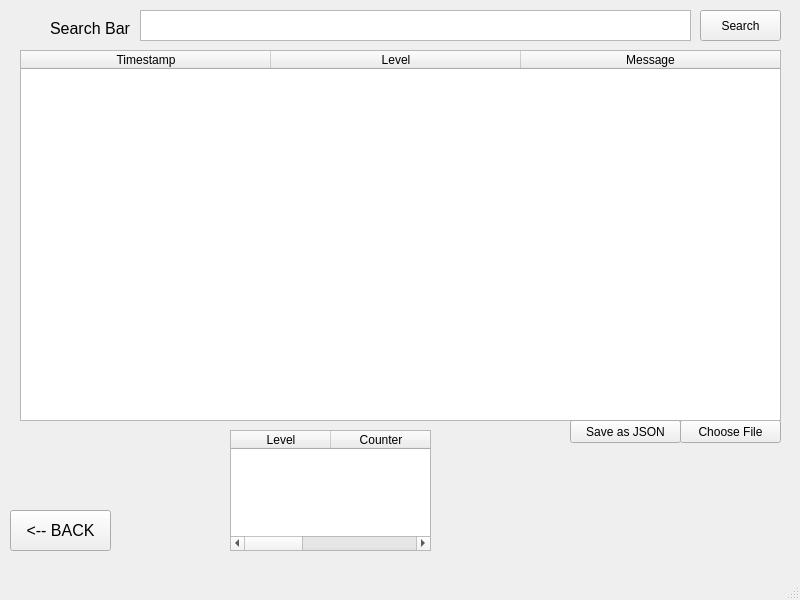
Above: ui/log_analyzer.ui from KanzuNe/Security-Unity before the change. Below: the same form after it.
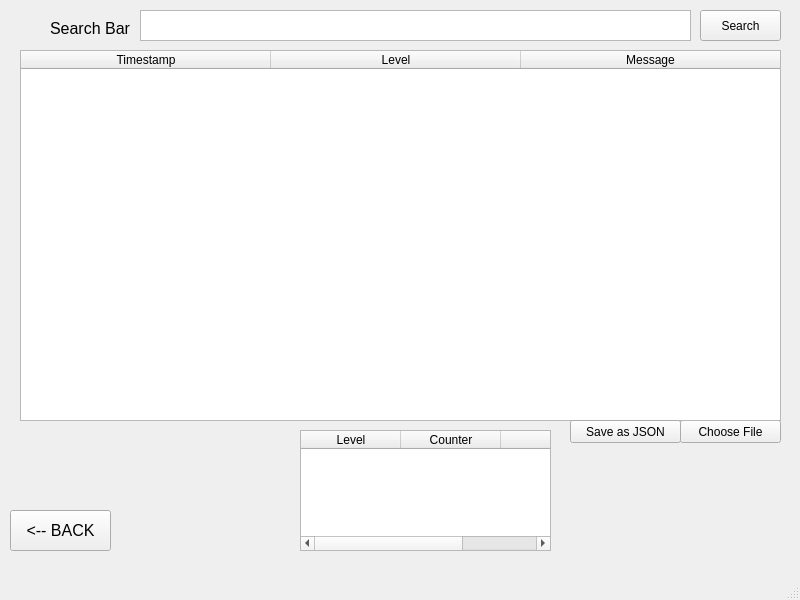
That is the form after the change.

Patch:
```diff
--- a/ui/log_analyzer.ui
+++ b/ui/log_analyzer.ui
@@ -139,9 +139,9 @@
    <widget class="QTableWidget" name="counter">
     <property name="geometry">
      <rect>
-      <x>230</x>
+      <x>300</x>
       <y>430</y>
-      <width>201</width>
+      <width>251</width>
       <height>121</height>
      </rect>
     </property>
```
